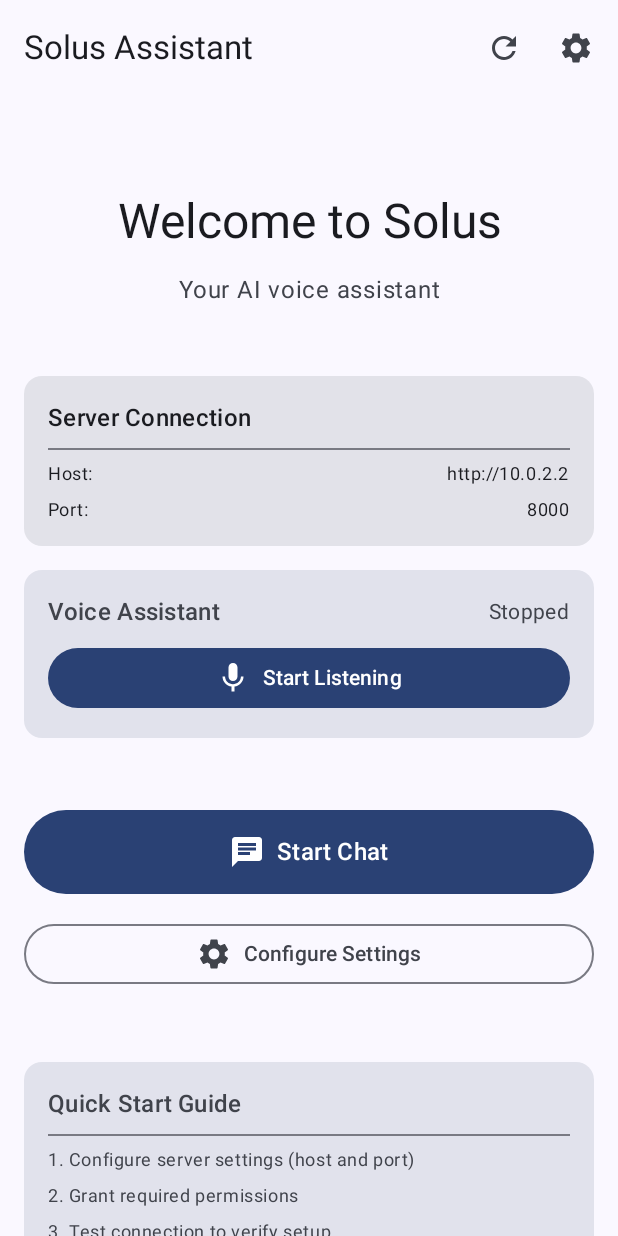
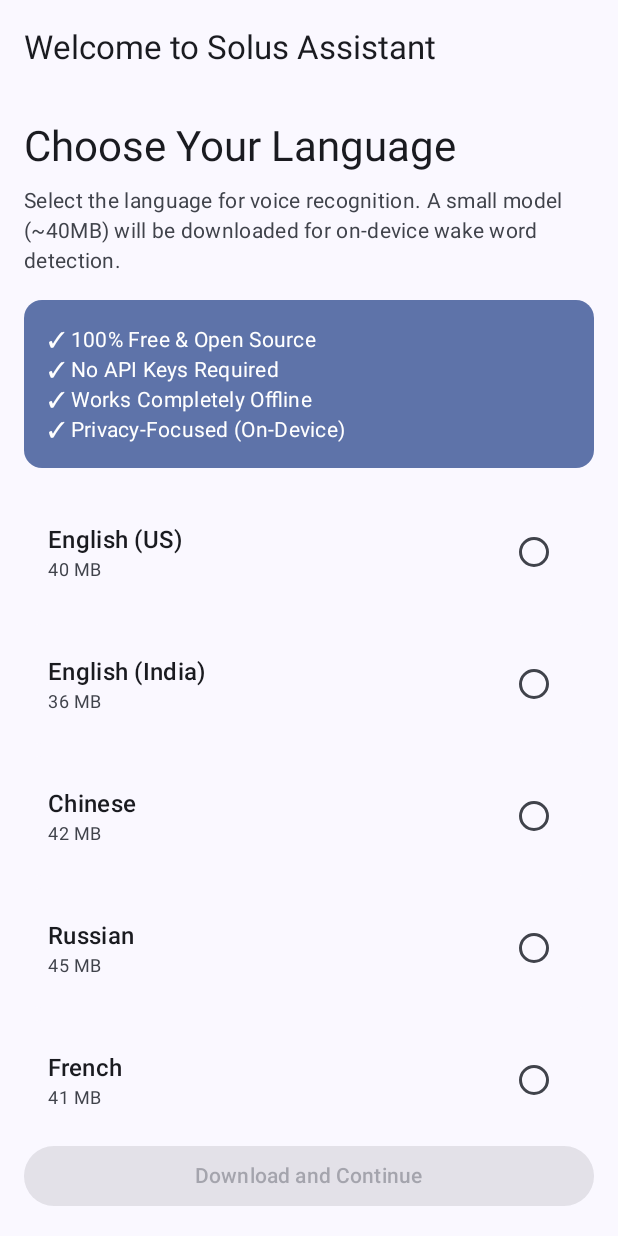
Before and after one commit to nobu-x3/solus, an Android app built with Jetpack Compose: the screen it shows after launch (MainActivity), on a phone screen of 412 x 824 dp. Run offline under Robolectric (Android 15) with nearby library versions, the phone set to English and light mode, and no system bars.

Commit message:
Add automatic Vosk model download with language selection
- Created VoskModelDownloader utility for automatic model download
- Added first-run SetupScreen with language selection UI
- 10 languages supported (English US/India, Chinese, Russian, French, German, Spanish, Portuguese, Turkish, Japanese)
- Updated SettingsManager to store selected model and wake word
- Updated VoiceListenerService to use wake word from settings
- Service now auto-downloads model if not installed
- Shows download progress in notification
- Removed manual VOSK_SETUP.md - users don't need it anymore

User experience:
1. First run: Language selection screen appears
2. User selects language
3. App downloads model automatically (~40MB)
4. Progress shown with percentage
5. Setup completes, goes to main screen
6. Wake word detection works with user's chosen language
7. Wake word from settings is respected

No manual setup required - fully automatic!

```diff
--- a/android/app/src/main/java/com/solus/assistant/data/preferences/SettingsManager.kt
+++ b/android/app/src/main/java/com/solus/assistant/data/preferences/SettingsManager.kt
@@ -19,7 +19,7 @@ private val Context.dataStore: DataStore<Preferences> by preferencesDataStore(na
 /**
  * Settings manager using DataStore for persistent storage
  */
-class SettingsManager(private val context: Context) {
+class SettingsManager(val context: Context) {
 
     companion object {
         private val SERVER_HOST = stringPreferencesKey("server_host")
@@ -29,11 +29,14 @@ class SettingsManager(private val context: Context) {
         private val AUTO_START = booleanPreferencesKey("auto_start")
         private val WAKE_WORD_ENABLED = booleanPreferencesKey("wake_word_enabled")
         private val WAKE_WORD = stringPreferencesKey("wake_word")
+        private val VOSK_MODEL_ID = stringPreferencesKey("vosk_model_id")
+        private val FIRST_RUN_COMPLETE = booleanPreferencesKey("first_run_complete")
 
         // Default values
         const val DEFAULT_SERVER_HOST = "http://10.0.2.2" // Emulator localhost
         const val DEFAULT_SERVER_PORT = "8000"
         const val DEFAULT_WAKE_WORD = "hey solus"
+        const val DEFAULT_MODEL_ID = "vosk-model-small-en-us-0.15"
     }
 
     /**
@@ -97,6 +100,20 @@ class SettingsManager(private val context: Context) {
      */
     val wakeWord: Flow<String> = context.dataStore.data.map { preferences ->
         preferences[WAKE_WORD] ?: DEFAULT_WAKE_WORD
+    }
+
+    /**
+     * Get selected Vosk model ID
+     */
+    val voskModelId: Flow<String> = context.dataStore.data.map { preferences ->
+        preferences[VOSK_MODEL_ID] ?: DEFAULT_MODEL_ID
+    }
+
+    /**
+     * Check if first run is complete
+     */
+    val isFirstRunComplete: Flow<Boolean> = context.dataStore.data.map { preferences ->
+        preferences[FIRST_RUN_COMPLETE] ?: false
     }
 
     /**
@@ -167,6 +184,24 @@ class SettingsManager(private val context: Context) {
     }
 
     /**
+     * Update Vosk model ID
+     */
+    suspend fun setVoskModelId(modelId: String) {
+        context.dataStore.edit { preferences ->
+            preferences[VOSK_MODEL_ID] = modelId
+        }
+    }
+
+    /**
+     * Mark first run as complete
+     */
+    suspend fun setFirstRunComplete(complete: Boolean) {
+        context.dataStore.edit { preferences ->
+            preferences[FIRST_RUN_COMPLETE] = complete
+        }
+    }
+
+    /**
      * Reset conversation (starts a new conversation)
      */
     suspend fun resetConversation() {
--- a/android/app/src/main/java/com/solus/assistant/ui/navigation/Navigation.kt
+++ b/android/app/src/main/java/com/solus/assistant/ui/navigation/Navigation.kt
@@ -1,17 +1,23 @@
 package com.solus.assistant.ui.navigation
 
 import androidx.compose.runtime.Composable
+import androidx.compose.runtime.collectAsState
+import androidx.compose.runtime.getValue
+import androidx.compose.ui.platform.LocalContext
 import androidx.navigation.compose.NavHost
 import androidx.navigation.compose.composable
 import androidx.navigation.compose.rememberNavController
+import com.solus.assistant.data.preferences.SettingsManager
 import com.solus.assistant.ui.screens.ChatScreen
 import com.solus.assistant.ui.screens.MainScreen
 import com.solus.assistant.ui.screens.SettingsScreen
+import com.solus.assistant.ui.screens.SetupScreen
 
 /**
  * Navigation routes
  */
 object Routes {
+    const val SETUP = "setup"
     const val MAIN = "main"
     const val CHAT = "chat"
     const val SETTINGS = "settings"
@@ -22,12 +28,29 @@ object Routes {
  */
 @Composable
 fun Navigation() {
+    val context = LocalContext.current
+    val settingsManager = SettingsManager(context)
     val navController = rememberNavController()
+
+    val isFirstRunComplete by settingsManager.isFirstRunComplete.collectAsState(initial = false)
+
+    val startDestination = if (isFirstRunComplete) Routes.MAIN else Routes.SETUP
 
     NavHost(
         navController = navController,
-        startDestination = Routes.MAIN
+        startDestination = startDestination
     ) {
+        composable(Routes.SETUP) {
+            SetupScreen(
+                settingsManager = settingsManager,
+                onSetupComplete = {
+                    navController.navigate(Routes.MAIN) {
+                        // Clear setup from back stack
+                        popUpTo(Routes.SETUP) { inclusive = true }
+                    }
+                }
+            )
+        }
         composable(Routes.MAIN) {
             MainScreen(
                 onNavigateToChat = {
--- /dev/null
+++ b/android/app/src/main/java/com/solus/assistant/ui/screens/SetupScreen.kt
@@ -0,0 +1,249 @@
+package com.solus.assistant.ui.screens
+
+import androidx.compose.foundation.layout.*
+import androidx.compose.foundation.lazy.LazyColumn
+import androidx.compose.foundation.lazy.items
+import androidx.compose.material3.*
+import androidx.compose.runtime.*
+import androidx.compose.ui.Alignment
+import androidx.compose.ui.Modifier
+import androidx.compose.ui.text.style.TextAlign
+import androidx.compose.ui.unit.dp
+import com.solus.assistant.data.preferences.SettingsManager
+import com.solus.assistant.util.VoskModelDownloader
+import kotlinx.coroutines.launch
+
+/**
+ * First-run setup screen for language selection and model download
+ */
+@OptIn(ExperimentalMaterial3Api::class)
+@Composable
+fun SetupScreen(
+    settingsManager: SettingsManager,
+    onSetupComplete: () -> Unit
+) {
+    val scope = rememberCoroutineScope()
+    var selectedModel by remember { mutableStateOf<VoskModelDownloader.VoskModel?>(null) }
+    var isDownloading by remember { mutableStateOf(false) }
+    var downloadProgress by remember { mutableStateOf(0) }
+    var errorMessage by remember { mutableStateOf<String?>(null) }
+
+    Scaffold(
+        topBar = {
+            TopAppBar(
+                title = { Text("Welcome to Solus Assistant") }
+            )
+        }
+    ) { padding ->
+        if (isDownloading) {
+            // Show download progress
+            Column(
+                modifier = Modifier
+                    .fillMaxSize()
+                    .padding(padding)
+                    .padding(32.dp),
+                horizontalAlignment = Alignment.CenterHorizontally,
+                verticalArrangement = Arrangement.Center
+            ) {
+                Text(
+                    text = "Downloading ${selectedModel?.name}...",
+                    style = MaterialTheme.typography.headlineSmall,
+                    textAlign = TextAlign.Center
+                )
+
+                Spacer(modifier = Modifier.height(16.dp))
+
+                LinearProgressIndicator(
+                    progress = { downloadProgress / 100f },
+                    modifier = Modifier
+                        .fillMaxWidth()
+                        .height(8.dp),
+                )
+
+                Spacer(modifier = Modifier.height(8.dp))
+
+                Text(
+                    text = "$downloadProgress%",
+                    style = MaterialTheme.typography.bodyLarge
+                )
+
+                Spacer(modifier = Modifier.height(16.dp))
+
+                Text(
+                    text = "This will only happen once. The voice model runs entirely on your device.",
+                    style = MaterialTheme.typography.bodyMedium,
+                    textAlign = TextAlign.Center,
+                    color = MaterialTheme.colorScheme.onSurfaceVariant
+                )
+
+                errorMessage?.let { error ->
+                    Spacer(modifier = Modifier.height(16.dp))
+                    Text(
+                        text = "Error: $error",
+                        style = MaterialTheme.typography.bodyMedium,
+                        color = MaterialTheme.colorScheme.error,
+                        textAlign = TextAlign.Center
+                    )
+                    Spacer(modifier = Modifier.height(8.dp))
+                    Button(
+                        onClick = {
+                            isDownloading = false
+                            errorMessage = null
+                            selectedModel = null
+                        }
+                    ) {
+                        Text("Try Again")
+                    }
+                }
+            }
+        } else {
+            // Show language selection
+            Column(
+                modifier = Modifier
+                    .fillMaxSize()
+                    .padding(padding)
+                    .padding(16.dp)
+            ) {
+                Text(
+                    text = "Choose Your Language",
+                    style = MaterialTheme.typography.headlineMedium,
+                    modifier = Modifier.padding(bottom = 8.dp)
+                )
+
+                Text(
+                    text = "Select the language for voice recognition. A small model (~40MB) will be downloaded for on-device wake word detection.",
+                    style = MaterialTheme.typography.bodyMedium,
+                    color = MaterialTheme.colorScheme.onSurfaceVariant,
+                    modifier = Modifier.padding(bottom = 16.dp)
+                )
+
+                Card(
+                    modifier = Modifier
+                        .fillMaxWidth()
+                        .padding(bottom = 16.dp),
+                    colors = CardDefaults.cardColors(
+                        containerColor = MaterialTheme.colorScheme.primaryContainer
+                    )
+                ) {
+                    Column(modifier = Modifier.padding(16.dp)) {
+                        Text(
+                            text = "✓ 100% Free & Open Source",
+                            style = MaterialTheme.typography.bodyMedium
+                        )
+                        Text(
+                            text = "✓ No API Keys Required",
+                            style = MaterialTheme.typography.bodyMedium
+                        )
+                        Text(
+                            text = "✓ Works Completely Offline",
+                            style = MaterialTheme.typography.bodyMedium
+                        )
+                        Text(
+                            text = "✓ Privacy-Focused (On-Device)",
+                            style = MaterialTheme.typography.bodyMedium
+                        )
+                    }
+                }
+
+                LazyColumn(
+                    modifier = Modifier.weight(1f),
+                    verticalArrangement = Arrangement.spacedBy(8.dp)
+                ) {
+                    items(VoskModelDownloader.AVAILABLE_MODELS) { model ->
+                        ModelSelectionCard(
+                            model = model,
+                            isSelected = selectedModel == model,
+                            onSelect = { selectedModel = model }
+                        )
+                    }
+                }
+
+                Spacer(modifier = Modifier.height(16.dp))
+
+                Button(
+                    onClick = {
+                        selectedModel?.let { model ->
+                            isDownloading = true
+                            errorMessage = null
+                            downloadProgress = 0
+
+                            scope.launch {
+                                try {
+                                    val result = VoskModelDownloader.downloadModel(
+                                        context = settingsManager.context,
+                                        model = model
+                                    ) { progress ->
+                                        downloadProgress = progress
+                                    }
+
+                                    if (result.isSuccess) {
+                                        // Save selected model and mark first run complete
+                                        settingsManager.setVoskModelId(model.id)
+                                        settingsManager.setFirstRunComplete(true)
+                                        onSetupComplete()
+                                    } else {
+                                        errorMessage = result.exceptionOrNull()?.message ?: "Download failed"
+                                    }
+                                } catch (e: Exception) {
+                                    errorMessage = e.message ?: "Unknown error"
+                                }
+                            }
+                        }
+                    },
+                    enabled = selectedModel != null,
+                    modifier = Modifier.fillMaxWidth()
+                ) {
+                    Text("Download and Continue")
+                }
+            }
+        }
+    }
+}
+
+@Composable
+private fun ModelSelectionCard(
+    model: VoskModelDownloader.VoskModel,
+    isSelected: Boolean,
+    onSelect: () -> Unit
+) {
+    Card(
+        onClick = onSelect,
+        colors = CardDefaults.cardColors(
+            containerColor = if (isSelected) {
+                MaterialTheme.colorScheme.primaryContainer
+            } else {
+                MaterialTheme.colorScheme.surface
+            }
+        ),
+        border = if (isSelected) {
+            CardDefaults.outlinedCardBorder()
+        } else {
+            null
+        }
+    ) {
+        Row(
+            modifier = Modifier
+                .fillMaxWidth()
+                .padding(16.dp),
+            horizontalArrangement = Arrangement.SpaceBetween,
+            verticalAlignment = Alignment.CenterVertically
+        ) {
+            Column(modifier = Modifier.weight(1f)) {
+                Text(
+                    text = model.name,
+                    style = MaterialTheme.typography.titleMedium
+                )
+                Text(
+                    text = model.size,
+                    style = MaterialTheme.typography.bodySmall,
+                    color = MaterialTheme.colorScheme.onSurfaceVariant
+                )
+            }
+
+            RadioButton(
+                selected = isSelected,
+                onClick = onSelect
+            )
+        }
+    }
+}
--- /dev/null
+++ b/android/app/src/main/java/com/solus/assistant/util/VoskModelDownloader.kt
@@ -0,0 +1,214 @@
+package com.solus.assistant.util
+
+import android.content.Context
+import kotlinx.coroutines.Dispatchers
+import kotlinx.coroutines.withContext
+import java.io.File
+import java.io.FileOutputStream
+import java.net.URL
+import java.util.zip.ZipInputStream
+
+/**
+ * Downloads and extracts Vosk speech recognition models
+ */
+object VoskModelDownloader {
+
+    data class VoskModel(
+        val id: String,
+        val name: String,
+        val language: String,
+        val size: String,
+        val url: String
+    )
+
+    val AVAILABLE_MODELS = listOf(
+        VoskModel(
+            id = "vosk-model-small-en-us-0.15",
+            name = "English (US)",
+            language = "en-US",
+            size = "40 MB",
+            url = "https://alphacephei.com/vosk/models/vosk-model-small-en-us-0.15.zip"
+        ),
+        VoskModel(
+            id = "vosk-model-small-en-in-0.4",
+            name = "English (India)",
+            language = "en-IN",
+            size = "36 MB",
+            url = "https://alphacephei.com/vosk/models/vosk-model-small-en-in-0.4.zip"
+        ),
+        VoskModel(
+            id = "vosk-model-small-cn-0.22",
+            name = "Chinese",
+            language = "zh-CN",
+            size = "42 MB",
+            url = "https://alphacephei.com/vosk/models/vosk-model-small-cn-0.22.zip"
+        ),
+        VoskModel(
+            id = "vosk-model-small-ru-0.22",
+            name = "Russian",
+            language = "ru-RU",
+            size = "45 MB",
+            url = "https://alphacephei.com/vosk/models/vosk-model-small-ru-0.22.zip"
+        ),
+        VoskModel(
+            id = "vosk-model-small-fr-0.22",
+            name = "French",
+            language = "fr-FR",
+            size = "41 MB",
+            url = "https://alphacephei.com/vosk/models/vosk-model-small-fr-0.22.zip"
+        ),
+        VoskModel(
+            id = "vosk-model-small-de-0.15",
+            name = "German",
+            language = "de-DE",
+            size = "45 MB",
+            url = "https://alphacephei.com/vosk/models/vosk-model-small-de-0.15.zip"
+        ),
+        VoskModel(
+            id = "vosk-model-small-es-0.42",
+            name = "Spanish",
+            language = "es-ES",
+            size = "39 MB",
+            url = "https://alphacephei.com/vosk/models/vosk-model-small-es-0.42.zip"
+        ),
+        VoskModel(
+            id = "vosk-model-small-pt-0.3",
+            name = "Portuguese",
+            language = "pt-PT",
+            size = "31 MB",
+            url = "https://alphacephei.com/vosk/models/vosk-model-small-pt-0.3.zip"
+        ),
+        VoskModel(
+            id = "vosk-model-small-tr-0.3",
+            name = "Turkish",
+            language = "tr-TR",
+            size = "35 MB",
+            url = "https://alphacephei.com/vosk/models/vosk-model-small-tr-0.3.zip"
+        ),
+        VoskModel(
+            id = "vosk-model-small-ja-0.22",
+            name = "Japanese",
+            language = "ja-JP",
+            size = "48 MB",
+            url = "https://alphacephei.com/vosk/models/vosk-model-small-ja-0.22.zip"
+        )
+    )
+
+    /**
+     * Check if a model is already installed
+     */
+    fun isModelInstalled(context: Context, modelId: String): Boolean {
+        val modelPath = File(context.filesDir, modelId)
+        return modelPath.exists() && modelPath.isDirectory && modelPath.listFiles()?.isNotEmpty() == true
+    }
+
+    /**
+     * Get the path to an installed model
+     */
+    fun getModelPath(context: Context, modelId: String): File {
+        return File(context.filesDir, modelId)
+    }
+
+    /**
+     * Download and extract a Vosk model
+     * @param onProgress Called with progress percentage (0-100)
+     */
+    suspend fun downloadModel(
+        context: Context,
+        model: VoskModel,
+        onProgress: (Int) -> Unit
+    ): Result<File> = withContext(Dispatchers.IO) {
+        try {
+            val modelDir = File(context.filesDir, model.id)
+
+            // Delete existing model if present
+            if (modelDir.exists()) {
+                modelDir.deleteRecursively()
+            }
+
+            DebugLog.d("VoskModelDownloader", "Downloading ${model.name} from ${model.url}")
+            onProgress(0)
+
+            // Download the ZIP file
+            val connection = URL(model.url).openConnection()
+            connection.connect()
+            val totalSize = connection.contentLength
+
+            connection.getInputStream().use { input ->
+                val tempZip = File(context.cacheDir, "${model.id}.zip")
+                FileOutputStream(tempZip).use { output ->
+                    val buffer = ByteArray(8192)
+                    var bytesRead: Int
+                    var totalBytesRead = 0L
+
+                    while (input.read(buffer).also { bytesRead = it } != -1) {
+                        output.write(buffer, 0, bytesRead)
+                        totalBytesRead += bytesRead
+                        val progress = ((totalBytesRead * 50) / totalSize).toInt() // 0-50% for download
+                        onProgress(progress)
+                    }
+                }
+
+                DebugLog.d("VoskModelDownloader", "Download complete, extracting...")
+                onProgress(50)
+
+                // Extract the ZIP file
+                ZipInputStream(tempZip.inputStream()).use { zipInput ->
+                    var entry = zipInput.nextEntry
+                    var fileCount = 0
+
+                    while (entry != null) {
+                        val file = File(context.filesDir, entry.name)
+
+                        if (entry.isDirectory) {
+                            file.mkdirs()
+                        } else {
+                            file.parentFile?.mkdirs()
+                            FileOutputStream(file).use { output ->
+                                zipInput.copyTo(output)
+                            }
+                        }
+
+                        fileCount++
+                        // 50-100% for extraction
+                        val progress = 50 + (fileCount * 50 / 100).coerceIn(0, 50)
+                        onProgress(progress)
+
+                        zipInput.closeEntry()
+                        entry = zipInput.nextEntry
+                    }
+                }
+
+                // Delete temp ZIP file
+                tempZip.delete()
+
+                onProgress(100)
+                DebugLog.d("VoskModelDownloader", "Model installed to: ${modelDir.absolutePath}")
+
+                Result.success(modelDir)
+            }
+        } catch (e: Exception) {
+            DebugLog.e("VoskModelDownloader", "Failed to download model: ${e.message}", e)
+            Result.failure(e)
+        }
+    }
+
+    /**
+     * Delete a model
+     */
+    fun deleteModel(context: Context, modelId: String): Boolean {
+        val modelDir = File(context.filesDir, modelId)
+        return if (modelDir.exists()) {
+            modelDir.deleteRecursively()
+        } else {
+            false
+        }
+    }
+
+    /**
+     * Get installed models
+     */
+    fun getInstalledModels(context: Context): List<VoskModel> {
+        return AVAILABLE_MODELS.filter { isModelInstalled(context, it.id) }
+    }
+}
```
Also changed, not shown: android/app/src/main/java/com/solus/assistant/service/VoiceListenerService.kt (+51 -17 lines), 1 other file.
